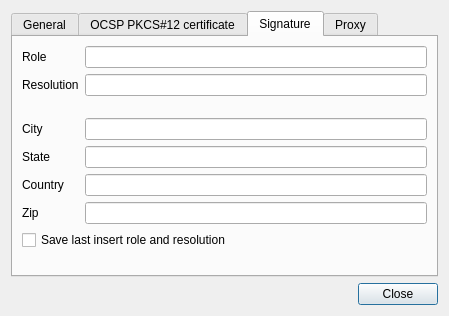
Qt form qdigidoc/trunk/client/ui/Settings.ui (tixsys/esteid) before a commit.
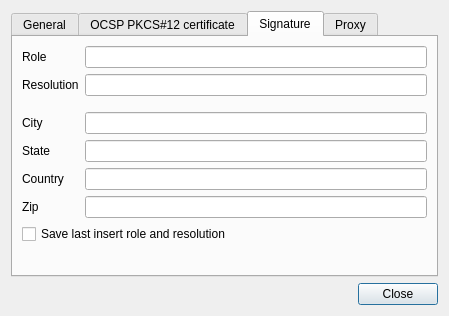
The same form after that commit. The open tabs and pages were chosen to show the change.

Commit message: qdigidoc: adjust mac

Patch:
```diff
--- a/qdigidoc/trunk/client/ui/Settings.ui
+++ b/qdigidoc/trunk/client/ui/Settings.ui
@@ -184,7 +184,7 @@
       <attribute name="title">
        <string>Signature</string>
       </attribute>
-      <layout class="QFormLayout" name="tabSignatureLayout">
+      <layout class="QGridLayout" name="gridLayout">
        <item row="0" column="0">
         <widget class="QLabel" name="signRoleLabel">
          <property name="text">
@@ -205,6 +205,13 @@
        <item row="1" column="1">
         <widget class="QLineEdit" name="signResolutionInput"/>
        </item>
+       <item row="3" column="0">
+        <widget class="QLabel" name="signCityLabel">
+         <property name="text">
+          <string>City</string>
+         </property>
+        </widget>
+       </item>
        <item row="2" column="1">
         <spacer name="signLocationSpacer">
          <property name="orientation">
@@ -221,13 +228,6 @@
          </property>
         </spacer>
        </item>
-       <item row="3" column="0">
-        <widget class="QLabel" name="signCityLabel">
-         <property name="text">
-          <string>City</string>
-         </property>
-        </widget>
-       </item>
        <item row="3" column="1">
         <widget class="QLineEdit" name="signCityInput"/>
        </item>
```
Left out of the diff: 5 changed lines with no effect on the pictures.
